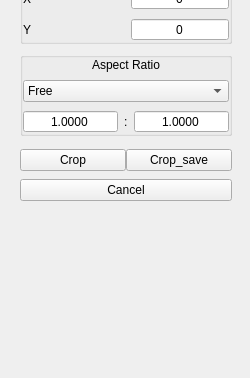
Above: qimgv/gui/panels/croppanel/croppanel.ui from do-i/thumbgrid before the change; both pictures show x 0 to 250 and y 176 to 554 of the 250 by 554 pixel window. Below: the same form after it.
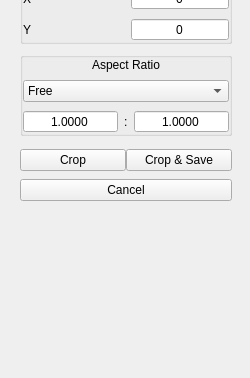
That is the form after the change. Icons and pictures are not drawn. Custom widgets are drawn as their Qt base class.

The edit to the form file:
```diff
--- a/qimgv/gui/panels/croppanel/croppanel.ui
+++ b/qimgv/gui/panels/croppanel/croppanel.ui
@@ -480,7 +480,7 @@
         <string notr="true">ButtonSetRight</string>
        </property>
        <property name="text">
-        <string>Crop_save</string>
+        <string>Crop &amp;&amp; Save</string>
        </property>
       </widget>
      </item>
```
